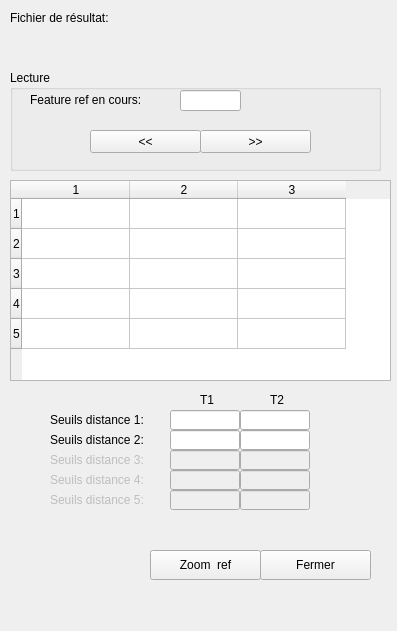
First picture: the form in gui/visu_resultat_dialog_base.ui, repository ANRChoucas/VisuValideMultiCriteriaMatching, before the edit.
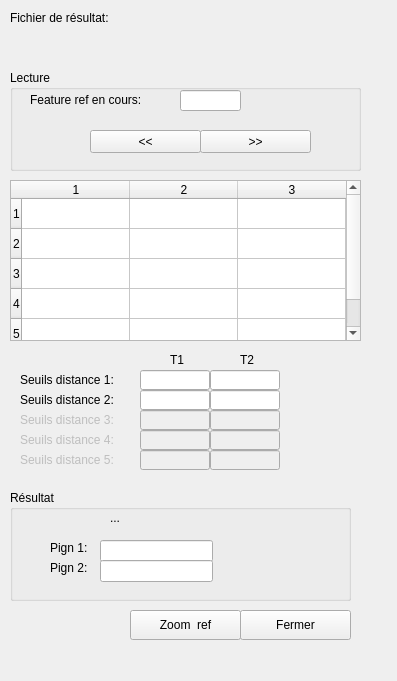
Second picture: the form after the edit. Icons and pictures are not drawn. Custom widgets are drawn as their Qt base class.

Commit message: ajout de la décision

The edit to the form file:
```diff
--- a/gui/visu_resultat_dialog_base.ui
+++ b/gui/visu_resultat_dialog_base.ui
@@ -7,7 +7,7 @@
     <x>0</x>
     <y>0</y>
     <width>397</width>
-    <height>631</height>
+    <height>681</height>
    </rect>
   </property>
   <property name="sizePolicy">
@@ -23,8 +23,8 @@
    <widget class="QPushButton" name="btFermer">
     <property name="geometry">
      <rect>
-      <x>260</x>
-      <y>550</y>
+      <x>240</x>
+      <y>610</y>
       <width>111</width>
       <height>30</height>
      </rect>
@@ -51,7 +51,7 @@
      <rect>
       <x>10</x>
       <y>70</y>
-      <width>371</width>
+      <width>351</width>
       <height>101</height>
      </rect>
     </property>
@@ -111,8 +111,8 @@
    <widget class="QPushButton" name="btZoomGrille">
     <property name="geometry">
      <rect>
-      <x>150</x>
-      <y>550</y>
+      <x>130</x>
+      <y>610</y>
       <width>111</width>
       <height>30</height>
      </rect>
@@ -126,8 +126,8 @@
      <rect>
       <x>10</x>
       <y>180</y>
-      <width>381</width>
-      <height>201</height>
+      <width>351</width>
+      <height>161</height>
      </rect>
     </property>
     <property name="rowCount">
@@ -162,7 +162,7 @@
      <rect>
       <x>70</x>
       <y>30</y>
-      <width>301</width>
+      <width>271</width>
       <height>27</height>
      </rect>
     </property>
@@ -183,8 +183,8 @@
    <widget class="QLabel" name="labelSeuil1">
     <property name="geometry">
      <rect>
-      <x>50</x>
-      <y>410</y>
+      <x>20</x>
+      <y>370</y>
       <width>111</width>
       <height>20</height>
      </rect>
@@ -196,8 +196,8 @@
    <widget class="QLineEdit" name="D1_T1">
     <property name="geometry">
      <rect>
-      <x>170</x>
-      <y>410</y>
+      <x>140</x>
+      <y>370</y>
       <width>70</width>
       <height>20</height>
      </rect>
@@ -209,8 +209,8 @@
    <widget class="QLineEdit" name="D1_T2">
     <property name="geometry">
      <rect>
-      <x>240</x>
-      <y>410</y>
+      <x>210</x>
+      <y>370</y>
       <width>70</width>
       <height>20</height>
      </rect>
@@ -222,8 +222,8 @@
    <widget class="QLabel" name="labelSeuil2">
     <property name="geometry">
      <rect>
-      <x>50</x>
-      <y>430</y>
+      <x>20</x>
+      <y>390</y>
       <width>111</width>
       <height>20</height>
      </rect>
@@ -238,8 +238,8 @@
     </property>
     <property name="geometry">
      <rect>
-      <x>50</x>
-      <y>450</y>
+      <x>20</x>
+      <y>410</y>
       <width>111</width>
       <height>20</height>
      </rect>
@@ -254,8 +254,8 @@
     </property>
     <property name="geometry">
      <rect>
-      <x>50</x>
-      <y>470</y>
+      <x>20</x>
+      <y>430</y>
       <width>111</width>
       <height>20</height>
      </rect>
@@ -267,8 +267,8 @@
    <widget class="QLineEdit" name="D2_T1">
     <property name="geometry">
      <rect>
-      <x>170</x>
-      <y>430</y>
+      <x>140</x>
+      <y>390</y>
       <width>70</width>
       <height>20</height>
      </rect>
@@ -283,8 +283,8 @@
     </property>
     <property name="geometry">
      <rect>
-      <x>170</x>
-      <y>450</y>
+      <x>140</x>
+      <y>410</y>
       <width>70</width>
       <height>20</height>
      </rect>
@@ -299,8 +299,8 @@
     </property>
     <property name="geometry">
      <rect>
-      <x>170</x>
-      <y>470</y>
+      <x>140</x>
+      <y>430</y>
       <width>70</width>
       <height>20</height>
      </rect>
@@ -312,8 +312,8 @@
    <widget class="QLineEdit" name="D2_T2">
     <property name="geometry">
      <rect>
-      <x>240</x>
-      <y>430</y>
+      <x>210</x>
+      <y>390</y>
       <width>70</width>
       <height>20</height>
      </rect>
@@ -328,8 +328,8 @@
     </property>
     <property name="geometry">
      <rect>
-      <x>240</x>
-      <y>450</y>
+      <x>210</x>
+      <y>410</y>
       <width>70</width>
       <height>20</height>
      </rect>
@@ -344,8 +344,8 @@
     </property>
     <property name="geometry">
      <rect>
-      <x>240</x>
-      <y>470</y>
+      <x>210</x>
+      <y>430</y>
       <width>70</width>
       <height>20</height>
      </rect>
@@ -357,8 +357,8 @@
    <widget class="QLabel" name="label_8">
     <property name="geometry">
      <rect>
-      <x>200</x>
-      <y>390</y>
+      <x>170</x>
+      <y>350</y>
       <width>21</width>
       <height>20</height>
      </rect>
@@ -370,8 +370,8 @@
    <widget class="QLabel" name="label_9">
     <property name="geometry">
      <rect>
-      <x>270</x>
-      <y>390</y>
+      <x>240</x>
+      <y>350</y>
       <width>21</width>
       <height>20</height>
      </rect>
@@ -386,8 +386,8 @@
     </property>
     <property name="geometry">
      <rect>
-      <x>50</x>
-      <y>490</y>
+      <x>20</x>
+      <y>450</y>
       <width>111</width>
       <height>20</height>
      </rect>
@@ -402,8 +402,8 @@
     </property>
     <property name="geometry">
      <rect>
-      <x>170</x>
-      <y>490</y>
+      <x>140</x>
+      <y>450</y>
       <width>70</width>
       <height>20</height>
      </rect>
@@ -418,8 +418,8 @@
     </property>
     <property name="geometry">
      <rect>
-      <x>240</x>
-      <y>490</y>
+      <x>210</x>
+      <y>450</y>
       <width>70</width>
       <height>20</height>
      </rect>
@@ -428,6 +428,78 @@
      <string/>
     </property>
    </widget>
+   <widget class="QGroupBox" name="groupBox">
+    <property name="geometry">
+     <rect>
+      <x>10</x>
+      <y>490</y>
+      <width>341</width>
+      <height>111</height>
+     </rect>
+    </property>
+    <property name="title">
+     <string>Résultat</string>
+    </property>
+    <widget class="QLabel" name="labelResultat">
+     <property name="geometry">
+      <rect>
+       <x>100</x>
+       <y>20</y>
+       <width>200</width>
+       <height>16</height>
+      </rect>
+     </property>
+     <property name="text">
+      <string>...</string>
+     </property>
+    </widget>
+    <widget class="QLabel" name="label">
+     <property name="geometry">
+      <rect>
+       <x>40</x>
+       <y>50</y>
+       <width>53</width>
+       <height>16</height>
+      </rect>
+     </property>
+     <property name="text">
+      <string>Pign 1:</string>
+     </property>
+    </widget>
+    <widget class="QLineEdit" name="pign1">
+     <property name="geometry">
+      <rect>
+       <x>90</x>
+       <y>50</y>
+       <width>113</width>
+       <height>22</height>
+      </rect>
+     </property>
+    </widget>
+    <widget class="QLabel" name="label_2">
+     <property name="geometry">
+      <rect>
+       <x>40</x>
+       <y>70</y>
+       <width>53</width>
+       <height>16</height>
+      </rect>
+     </property>
+     <property name="text">
+      <string>Pign 2:</string>
+     </property>
+    </widget>
+    <widget class="QLineEdit" name="pign2">
+     <property name="geometry">
+      <rect>
+       <x>90</x>
+       <y>70</y>
+       <width>113</width>
+       <height>22</height>
+      </rect>
+     </property>
+    </widget>
+   </widget>
    <zorder>label_grille</zorder>
    <zorder>btFermer</zorder>
    <zorder>btZoomGrille</zorder>
```
Left out of the diff: 1 changed line with no effect on the pictures. The commit also changes 1 other file.
